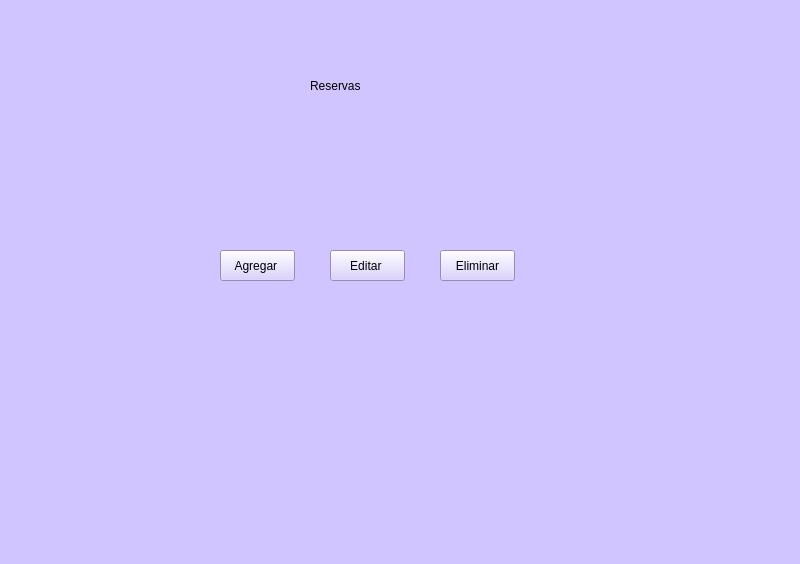
Before: the Qt Designer form gestion_reservas.ui in sabdellintel/ProyectoIPESMI, drawn with Qt 5.
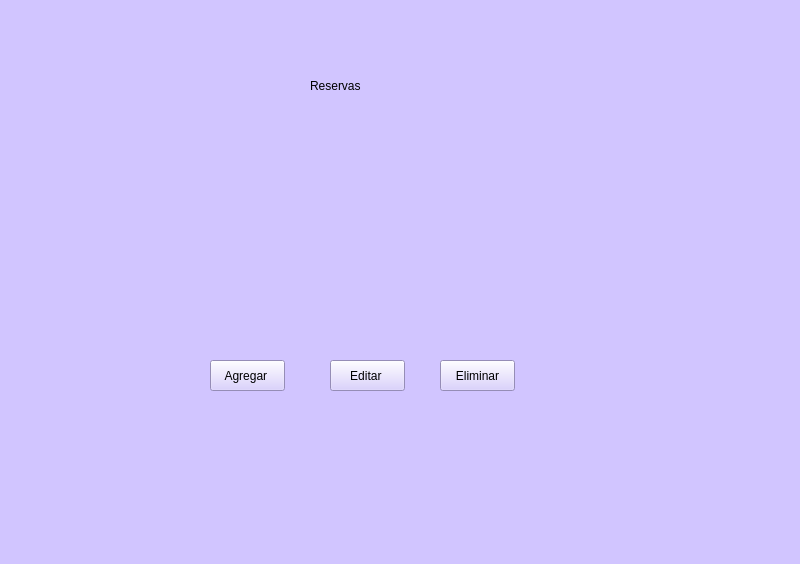
After: the same form once the commit is applied. Icons and pictures are not drawn.

```diff
--- a/gestion_reservas.ui
+++ b/gestion_reservas.ui
@@ -21,8 +21,8 @@
    <widget class="QPushButton" name="boton_agregar_reserva">
     <property name="geometry">
      <rect>
-      <x>220</x>
-      <y>250</y>
+      <x>210</x>
+      <y>360</y>
       <width>75</width>
       <height>31</height>
      </rect>
@@ -38,7 +38,7 @@
     <property name="geometry">
      <rect>
       <x>330</x>
-      <y>250</y>
+      <y>360</y>
       <width>75</width>
       <height>31</height>
      </rect>
@@ -54,7 +54,7 @@
     <property name="geometry">
      <rect>
       <x>440</x>
-      <y>250</y>
+      <y>360</y>
       <width>75</width>
       <height>31</height>
      </rect>
@@ -82,10 +82,10 @@
    <widget class="QLabel" name="label_2">
     <property name="geometry">
      <rect>
-      <x>290</x>
+      <x>260</x>
       <y>140</y>
-      <width>161</width>
-      <height>81</height>
+      <width>251</width>
+      <height>161</height>
      </rect>
     </property>
     <property name="text">
```
Left out of the diff: 2 changed lines with no effect on the pictures.
